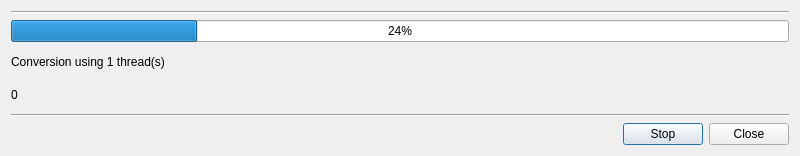
Old version of the form gui/forms/conversion.ui in the repository cbsrobot/OpenDCP.
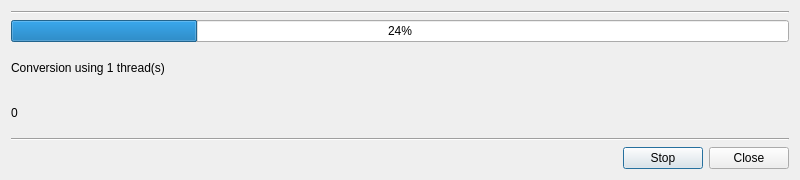
New version of the form.

Patch:
```diff
--- a/gui/forms/conversion.ui
+++ b/gui/forms/conversion.ui
@@ -7,7 +7,7 @@
     <x>0</x>
     <y>0</y>
     <width>800</width>
-    <height>156</height>
+    <height>180</height>
    </rect>
   </property>
   <property name="windowTitle">
```
Left out of the diff: 3 changed lines with no effect on the pictures.
